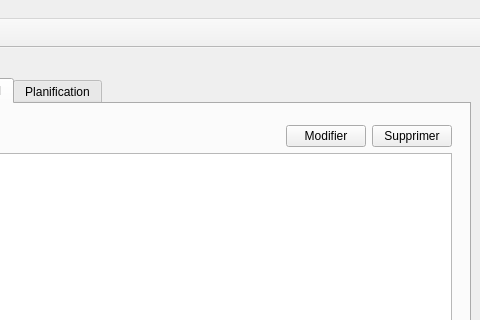
RBFUZ/TP_STL, file TP_ASR/mainwindow.ui: the form before one commit; both pictures show x 250 to 730 and y 0 to 320 of the 730 by 517 pixel window.
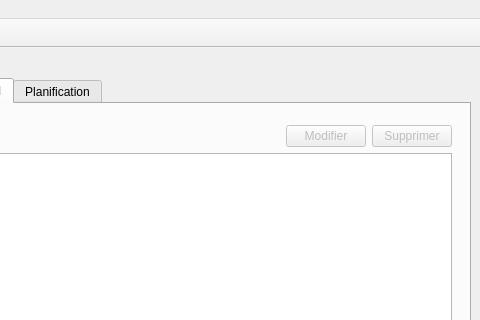
The form after the commit. Icons and pictures are not drawn.

What changed in the file:
```diff
--- a/TP_ASR/mainwindow.ui
+++ b/TP_ASR/mainwindow.ui
@@ -133,6 +133,9 @@
       <layout class="QGridLayout" name="gridLayout">
        <item row="0" column="1">
         <widget class="QPushButton" name="btnModifier">
+         <property name="enabled">
+          <bool>false</bool>
+         </property>
          <property name="text">
           <string>Modifier</string>
          </property>
@@ -140,6 +143,9 @@
        </item>
        <item row="0" column="2">
         <widget class="QPushButton" name="btnSupprimer">
+         <property name="enabled">
+          <bool>false</bool>
+         </property>
          <property name="text">
           <string>Supprimer</string>
          </property>
```
